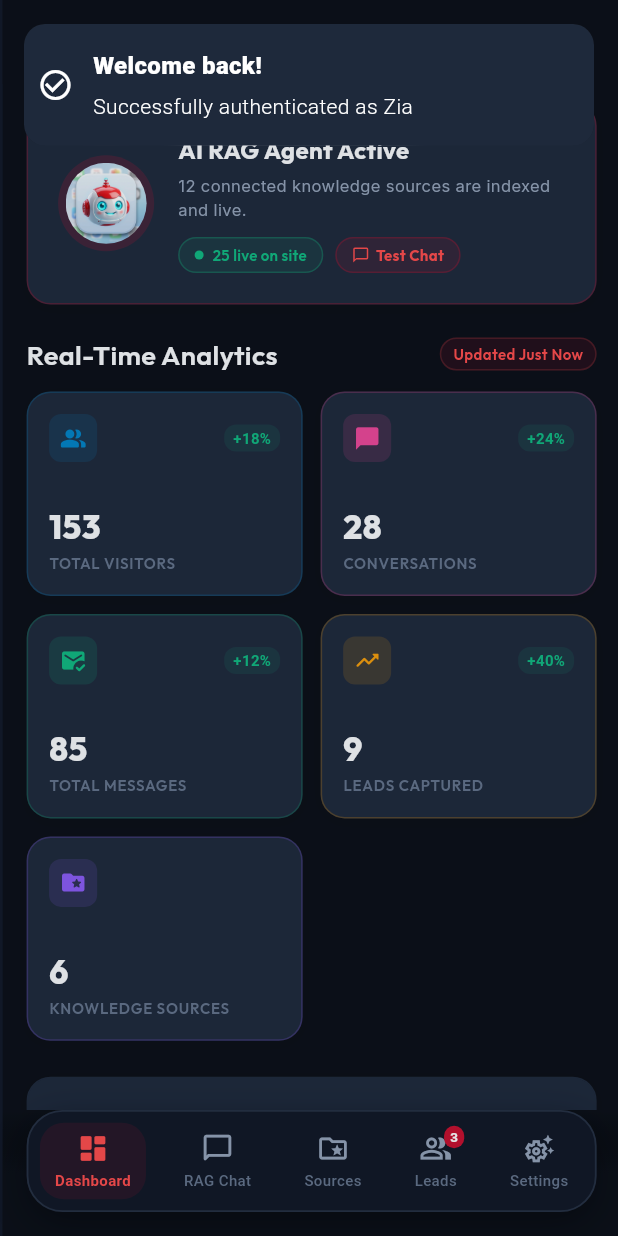
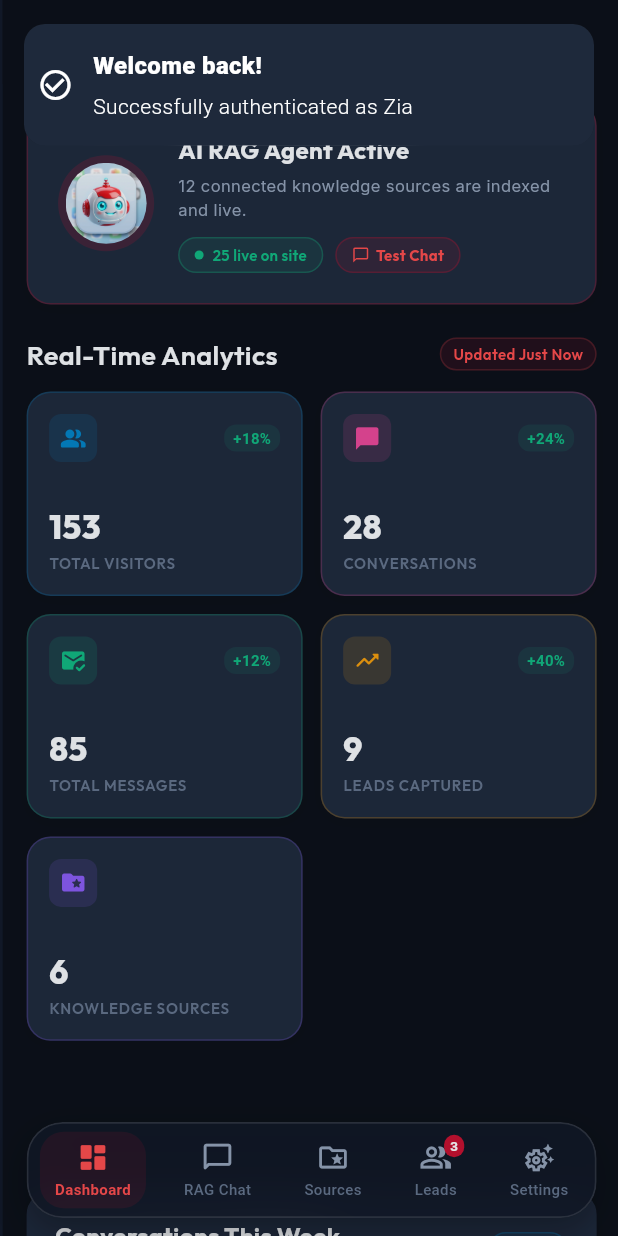
Before and after one commit to ammmar7874-dev/lead-agentui, a Flutter app: the screen it shows after launch, after a tap on "Continue", after a tap on "Skip", after a tap on "Sign In", on a phone screen of 412 x 824 dp. Run offline on Flutter 3.47's test engine with Material 3 defaults, Android fonts, the phone set to English and light mode, and no system bars; drawn by our look-alikes of flutter_animate; our stand-ins replace fl_chart, flutter_spinkit, get, get_storage, google_fonts; accounts and stored records are empty.

Commit message:
feat: transparent frosted glassmorphic floating bottom bar with extendBody and smooth scroll clearance

```diff
--- a/lib/modules/user/views/knowledge_sources_view.dart
+++ b/lib/modules/user/views/knowledge_sources_view.dart
@@ -34,7 +34,7 @@
             // Content Area based on selected sub-tab
             Expanded(
               child: SingleChildScrollView(
-                padding: const EdgeInsets.fromLTRB(16, 12, 16, 100),
+                padding: const EdgeInsets.fromLTRB(16, 12, 16, 110),
                 child: Column(
                   crossAxisAlignment: CrossAxisAlignment.start,
                   children: [
--- a/lib/modules/user/views/leads_view.dart
+++ b/lib/modules/user/views/leads_view.dart
@@ -119,7 +119,7 @@
       return Scaffold(
         backgroundColor: isDark ? AppColors.darkBackground : AppColors.lightBackground,
         body: SingleChildScrollView(
-          padding: const EdgeInsets.fromLTRB(16, 12, 16, 100),
+          padding: const EdgeInsets.fromLTRB(16, 12, 16, 110),
           child: Column(
             crossAxisAlignment: CrossAxisAlignment.start,
             children: [
--- a/lib/modules/user/views/main_shell_view.dart
+++ b/lib/modules/user/views/main_shell_view.dart
@@ -1,3 +1,4 @@
+import 'dart:ui';
 import 'package:flutter/material.dart';
 import 'package:get/get.dart';
 import '../../../core/native/platform_helper.dart';
@@ -38,6 +39,7 @@
       final currentTab = controller.currentTabIndex.value;
 
       return Scaffold(
+        extendBody: true,
         backgroundColor: isDark ? AppColors.darkBackground : AppColors.lightBackground,
         drawer: _buildSideDrawer(context, authController, isDark),
         appBar: _buildTopAppBar(context, isDark),
@@ -51,7 +53,7 @@
             ProfileView(),
           ],
         ),
-        bottomNavigationBar: _buildFloatingBottomBar(isDark),
+        bottomNavigationBar: currentTab == 1 ? null : _buildFloatingBottomBar(isDark),
       );
     });
   }
@@ -109,35 +111,33 @@
   }
 
   Widget _buildFloatingBottomBar(bool isDark) {
-    return Container(
-      padding: const EdgeInsets.fromLTRB(16, 0, 16, 16),
+    return SafeArea(
+      top: false,
+      child: Container(
+        margin: const EdgeInsets.fromLTRB(16, 0, 16, 12),
         decoration: BoxDecoration(
-        gradient: LinearGradient(
-          begin: Alignment.topCenter,
-          end: Alignment.bottomCenter,
-          colors: [
-            Colors.transparent,
-            (isDark ? AppColors.darkBackground : AppColors.lightBackground).withValues(alpha: 0.8),
-            isDark ? AppColors.darkBackground : AppColors.lightBackground,
-          ],
-        ),
-      ),
-      child: Container(
-        height: 68,
-        decoration: BoxDecoration(
-          color: isDark ? AppColors.darkSurface.withValues(alpha: 0.92) : AppColors.lightSurface.withValues(alpha: 0.95),
           borderRadius: BorderRadius.circular(24),
-          border: Border.all(
-            color: isDark ? AppColors.darkBorder.withValues(alpha: 0.6) : AppColors.lightBorder,
-            width: 1.2,
-          ),
           boxShadow: [
             BoxShadow(
-              color: Colors.black.withValues(alpha: isDark ? 0.4 : 0.08),
+              color: Colors.black.withValues(alpha: isDark ? 0.35 : 0.08),
               blurRadius: 20,
               offset: const Offset(0, 8),
             ),
           ],
+        ),
+        child: ClipRRect(
+          borderRadius: BorderRadius.circular(24),
+          child: BackdropFilter(
+            filter: ImageFilter.blur(sigmaX: 18, sigmaY: 18),
+            child: Container(
+              height: 64,
+              decoration: BoxDecoration(
+                color: (isDark ? AppColors.darkSurface : AppColors.lightSurface).withValues(alpha: 0.78),
+                borderRadius: BorderRadius.circular(24),
+                border: Border.all(
+                  color: isDark ? Colors.white.withValues(alpha: 0.12) : Colors.black.withValues(alpha: 0.06),
+                  width: 1.2,
+                ),
               ),
               child: Row(
                 mainAxisAlignment: MainAxisAlignment.spaceAround,
@@ -148,6 +148,9 @@
                   _buildNavItem(3, Icons.people_alt_rounded, Icons.people_alt_outlined, 'Leads', isDark, badgeCount: 3),
                   _buildNavItem(4, Icons.settings_suggest_rounded, Icons.settings_suggest_outlined, 'Settings', isDark),
                 ],
+              ),
+            ),
+          ),
         ),
       ),
     );
--- a/lib/modules/user/views/profile_view.dart
+++ b/lib/modules/user/views/profile_view.dart
@@ -25,7 +25,7 @@
       return Scaffold(
         backgroundColor: isDark ? AppColors.darkBackground : AppColors.lightBackground,
         body: SingleChildScrollView(
-          padding: const EdgeInsets.fromLTRB(16, 12, 16, 100),
+          padding: const EdgeInsets.fromLTRB(16, 12, 16, 110),
           child: Column(
             crossAxisAlignment: CrossAxisAlignment.start,
             children: [
```
Lines whose indentation alone changed are shown as unchanged.
